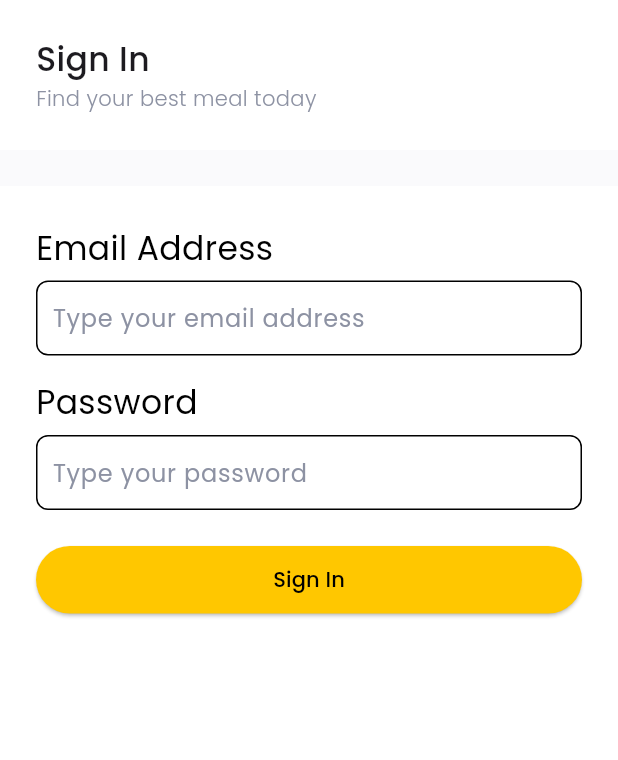
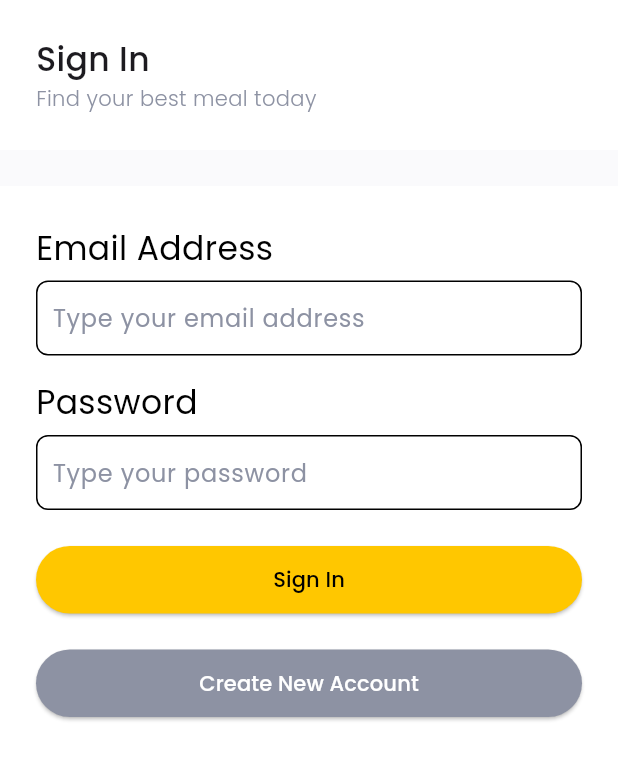
Before and after one commit to adipramanadev/tokoonline, a Flutter app: the screen it shows after launch, on a phone screen of 412 x 824 dp. Shown: the top 760 px of the screen. Run offline on Flutter 3.47's test engine with Material 3 defaults, Android fonts, the phone set to English and light mode, and no system bars; our stand-ins replace flutter_spinkit, get, google_fonts, supercharged.

Commit message:
Siguppage BLM FIX

```diff
--- a/lib/ui/pages.dart
+++ b/lib/ui/pages.dart
@@ -1,4 +1,5 @@
 import 'package:flutter/material.dart';
+import 'package:get/get.dart';
 import 'package:supercharged/supercharged.dart';
 import 'package:tokoonline/shared/shared.dart';
 import 'package:google_fonts/google_fonts.dart';
@@ -6,3 +7,4 @@ import 'package:flutter_spinkit/flutter_spinkit.dart';
 
 part 'generalpage.dart';
 part 'signinpage.dart';
+part 'signuppage.dart';
--- a/lib/ui/signinpage.dart
+++ b/lib/ui/signinpage.dart
@@ -87,6 +87,29 @@ class _SiginPageState extends State<SiginPage> {
                     ),
                   ),
           ),
+          Container(
+            width: double.infinity,
+            margin: EdgeInsets.only(top: 24),
+            height: 45,
+            padding: EdgeInsets.symmetric(horizontal: defaultMargin),
+            child: isLoading
+                ? SpinKitFadingCircle(size: 45, color: mainColor)
+                : ElevatedButton(
+                    onPressed: () {
+                      Get.to(SignUpPage());
+                    },
+                    style: ElevatedButton.styleFrom(
+                      backgroundColor: greyColor,
+                    ),
+                    child: Text(
+                      'Create New Account',
+                      style: GoogleFonts.poppins(
+                        color: Colors.white,
+                        fontWeight: FontWeight.w500,
+                      ),
+                    ),
+                  ),
+          ),
         ],
       ),
     );
```
Also changed, not shown: lib/ui/signuppage.dart (added, +21 -0 lines).
